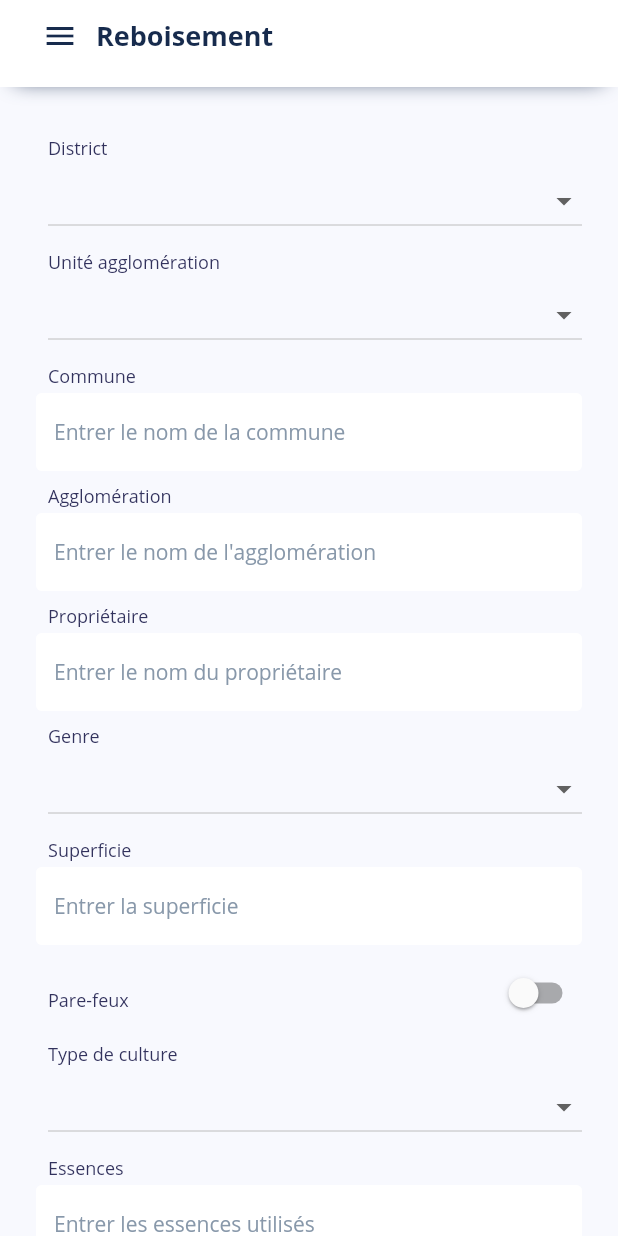
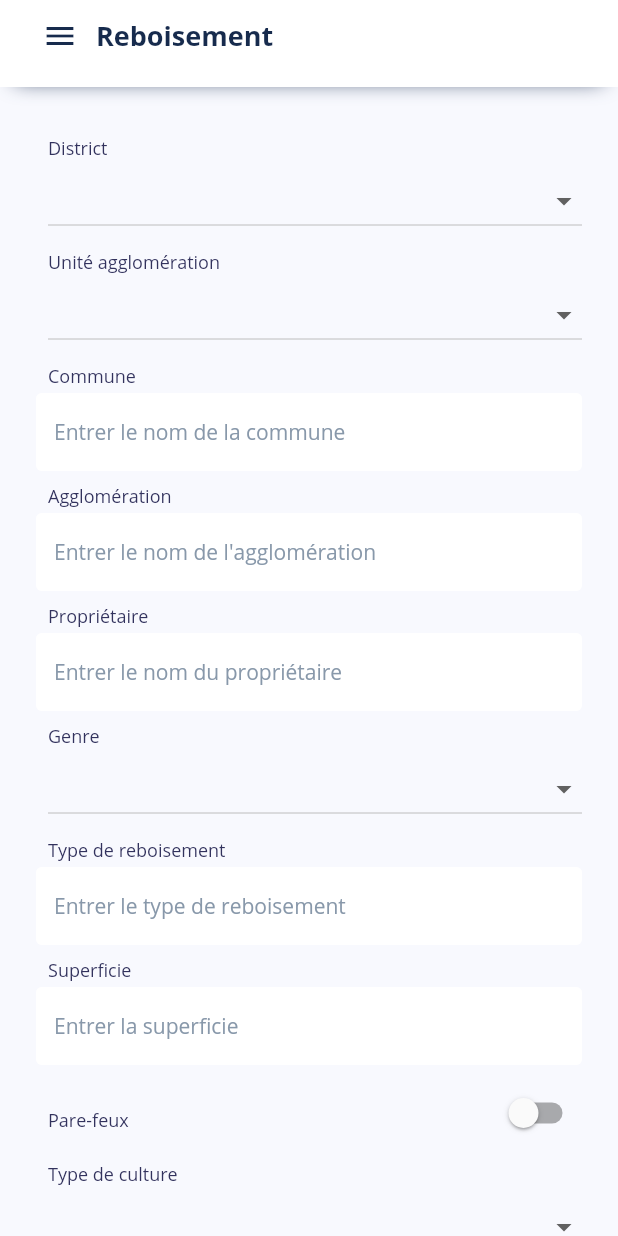
Before and after one commit to vvizzard/ssbeac, a Flutter app: the Reboisement screen opened by its route, on a phone screen of 412 x 824 dp. Run offline on Flutter 3.47's test engine with Material 2 defaults, Android fonts, the light colour scheme and no system bars; our stand-ins replace carousel_slider, csv, font_awesome_flutter, scrollable_positioned_list, sqflite; missing offline and left inert: simple_permissions; accounts and stored records are empty.

Commit message:
update reboisement

```diff
--- a/lib/helper/database_helpers.dart
+++ b/lib/helper/database_helpers.dart
@@ -33,11 +33,7 @@ final String columnDateCharbonnier = 'date';
 final String columnDistrictCharbonnier = 'district';
 final String columnAgglomerationCharbonnier = 'agglomeration';
 final String columnEspeceBoisCharbonnier = 'espece_bois';
-// final String columnZonePrelevementCharbonnier = 'zone_prelevement'; Remove
-// final String columnDomainePrelevementCharbonnier = 'domaine_prelevement'; Remove
 final String columnAutorisationCharbonnier = 'autorisation';
-// final String columnQteBoisCharbonnier = 'qte_bois'; Remove
-// final String columnQteCharbonCharbonnier = 'qte_charbon'; Remove
 /*Formation mbola mile jerena ny momba azy*/
 
 // Meule
@@ -49,8 +45,8 @@ final String columnMeule = 'meule';
 final String columnLongeurMeule = 'longueur';
 final String columnLargeurMeule = 'largeur';
 final String columnHauteurMeule = 'hauteur';
-final String columnZonePrelevementMeule = 'zone_prelevement'; //Ajouter
-final String columnDomaineMeule = 'domaine'; //Ajouter
+final String columnZonePrelevementMeule = 'zone_prelevement';
+final String columnDomaineMeule = 'domaine';
 final String columnQteBMeule = 'qte_b';
 final String columnQteCMeule = 'qte_c';
 
--- a/lib/screens/listeReboisement.dart
+++ b/lib/screens/listeReboisement.dart
@@ -1,8 +1,5 @@
 import 'package:argon_flutter/helper/csv_helpers.dart';
 import 'package:argon_flutter/helper/database_helpers.dart';
-import 'package:argon_flutter/screens/barriereModifcation.dart';
-import 'package:argon_flutter/screens/charbonnierModifcation.dart';
-import 'package:argon_flutter/screens/menageModifcation.dart';
 import 'package:argon_flutter/screens/reboisementModifcation.dart';
 import 'package:flutter/material.dart';
 
@@ -11,8 +8,6 @@ import 'package:argon_flutter/constants/Theme.dart';
 //widgets
 import 'package:argon_flutter/widgets/navbar.dart';
 import 'package:argon_flutter/widgets/drawer.dart';
-import 'package:argon_flutter/widgets/input.dart';
-import 'package:argon_flutter/widgets/table-cell.dart';
 import 'package:intl/intl.dart';
 
 
@@ -202,6 +197,7 @@ class _ListeReboisementState extends State<ListeReboisement> {
                         'Agglomération',
                         'Proprietaire',
                         'Genre',
+                        'Type de reboisement'
                         'Superficie',
                         'Pare-feux',
                         'Pare-feux choisis',
@@ -226,6 +222,7 @@ class _ListeReboisementState extends State<ListeReboisement> {
                           element['agg'],
                           element['proprietaire'],
                           element['genre'],
+                          element['type'],
                           element['superficie'].toString(),
                           element['pare_feux'].toString(),
                           element['pare_feux_choosed'],
--- a/lib/screens/reboisement.dart
+++ b/lib/screens/reboisement.dart
@@ -7,7 +7,6 @@ import 'package:argon_flutter/constants/Theme.dart';
 import 'package:argon_flutter/widgets/navbar.dart';
 import 'package:argon_flutter/widgets/drawer.dart';
 import 'package:argon_flutter/widgets/input.dart';
-import 'package:argon_flutter/widgets/table-cell.dart';
 import 'package:intl/intl.dart';
 
 List<String> districts = ['Ambohidratrimo ',
@@ -123,10 +122,10 @@ List<String> districts = ['Ambohidratrimo ',
 'Antalaha ',
 'Sambava ',
 'Andapa ',
-'Vohemar ',''];
+'Vohemar '];
 
 List<String> agglomeration = [
-  'Urbaine', 'Rurale',''
+  'Urbaine', 'Rurale'
 ];
 
 List<String> listeGenre = [
@@ -146,7 +145,8 @@ List<String> listeProvenanceSemmenceCulture = [
 ];
 
 List<String> listeProductivite = [
-  'Productivite elevee', 'Productivite haute', 'Productivite moyenne', 'Productivite faible', 'Productivite tres faible',
+  'Productivite elevee', 'Productivite haute', 'Productivite moyenne',
+  'Productivite faible', 'Productivite tres faible',
 ];
 
 List<String> listeTravauxSol = [
@@ -183,6 +183,7 @@ class _ReboisementState extends State<Reboisement> {
   var tauxRemplissage = TextEditingController();
   var essenceChoosed = TextEditingController();
   var acteur = TextEditingController();
+  var type = TextEditingController();
   bool pareFeux = false;
   bool fertilisant = false;
 
@@ -224,6 +225,7 @@ class _ReboisementState extends State<Reboisement> {
     ds.tauxRemplissage = double.tryParse(tauxRemplissage.text);
     ds.fertilisant = fertilisant;
     ds.acteur = acteur.text;
+    ds.type = type.text;
 
     if(!ds.pareFeux) {
       ds.pareFeuxChoosed=null;
@@ -417,6 +419,27 @@ class _ReboisementState extends State<Reboisement> {
                     );
                   }).toList(),
                 ),
+              ),
+
+              Padding(
+                padding: const EdgeInsets.only(left: 8.0, top: 8),
+                child: Align(
+                  alignment: Alignment.centerLeft,
+                  child: Text("Type de reboisement",
+                      style: TextStyle(
+                          color: ArgonColors.text,
+                          fontWeight: FontWeight.w500,
+                          fontSize: 12)),
+                ),
+              ),
+              Padding(
+                  padding: const EdgeInsets.only(top: 4.0),
+                  child: Input(
+                    enable: true,
+                    placeholder: "Entrer le type de reboisement",
+                    borderColor: ArgonColors.white,
+                    controller: type,
+                  )
               ),
 
               Padding(
--- a/lib/screens/reboisementModifcation.dart
+++ b/lib/screens/reboisementModifcation.dart
@@ -7,7 +7,6 @@ import 'package:argon_flutter/constants/Theme.dart';
 import 'package:argon_flutter/widgets/navbar.dart';
 import 'package:argon_flutter/widgets/drawer.dart';
 import 'package:argon_flutter/widgets/input.dart';
-import 'package:argon_flutter/widgets/table-cell.dart';
 import 'package:intl/intl.dart';
 
 List<String> districts = ['Ambohidratrimo ',
@@ -146,7 +145,8 @@ List<String> listeProvenanceSemmenceCulture = [
 ];
 
 List<String> listeProductivite = [
-  'Productivite elevee', 'Productivite haute', 'Productivite moyenne', 'Productivite faible', 'Productivite tres faible',
+  'Productivite elevee', 'Productivite haute', 'Productivite moyenne',
+  'Productivite faible', 'Productivite tres faible',
 ];
 
 List<String> listeTravauxSol = [
@@ -181,29 +181,23 @@ class _ReboisementModificationState extends State<ReboisementModification> {
   var tauxRemplissage = TextEditingController();
   var essenceChoosed = TextEditingController();
   var acteur = TextEditingController();
+  var type = TextEditingController();
 
   DatabaseHelper helper = DatabaseHelper.instance;
 
 
   _save(ReboisementEntity reboisementEnCours) async {
     dateFormat.format(date).compareTo(reboisementEnCours.date)!=0?reboisementEnCours.date = dateFormat.format(date):0;
-    // reboisementEnCours.district = ;
-    // reboisementEnCours.agglomeration = ;
     reboisementEnCours.commune = commune.text;
     reboisementEnCours.agg = agg.text;
     reboisementEnCours.proprietaire = proprietaire.text;
-    // reboisementEnCours.genreChoosed = ;
     reboisementEnCours.superficie = double.tryParse(superficie.text);
-    // reboisementEnCours.pareFeux = ;
-    // reboisementEnCours.pareFeuxChoosed = ;
-    // reboisementEnCours.cultureChoosed = ;
     reboisementEnCours.essenceChoosed = essenceChoosed.text;
     reboisementEnCours.acteur = acteur.text;
-    // reboisementEnCours.productiviteChoosed = ;
-    // reboisementEnCours.travauxSolChoosed = ;
     reboisementEnCours.anneePlantation = int.tryParse(anneePlantation.text);
     reboisementEnCours.densite = double.tryParse(densite.text);
     reboisementEnCours.tauxRemplissage = double.tryParse(tauxRemplissage.text);
+    reboisementEnCours.type = type.text;
 
     if(!reboisementEnCours.pareFeux) {
       reboisementEnCours.pareFeuxChoosed=null;
@@ -240,6 +234,7 @@ class _ReboisementModificationState extends State<ReboisementModification> {
     tauxRemplissage.text = widget.reboisementEnCours.tauxRemplissage.toString();
     essenceChoosed.text = widget.reboisementEnCours.essenceChoosed;
     acteur.text = widget.reboisementEnCours.acteur;
+    type.text = widget.reboisementEnCours.type;
 
     return Scaffold(
       appBar: Navbar(
@@ -423,6 +418,27 @@ class _ReboisementModificationState extends State<ReboisementModification> {
                   );
                 }).toList(),
               ),
+            ),
+
+            Padding(
+              padding: const EdgeInsets.only(left: 8.0, top: 8),
+              child: Align(
+                alignment: Alignment.centerLeft,
+                child: Text("Type de reboisement",
+                    style: TextStyle(
+                        color: ArgonColors.text,
+                        fontWeight: FontWeight.w500,
+                        fontSize: 12)),
+              ),
+            ),
+            Padding(
+                padding: const EdgeInsets.only(top: 4.0),
+                child: Input(
+                  enable: true,
+                  placeholder: "Entrer le type de reboisement",
+                  borderColor: ArgonColors.white,
+                  controller: type,
+                )
             ),
 
             Padding(
```
